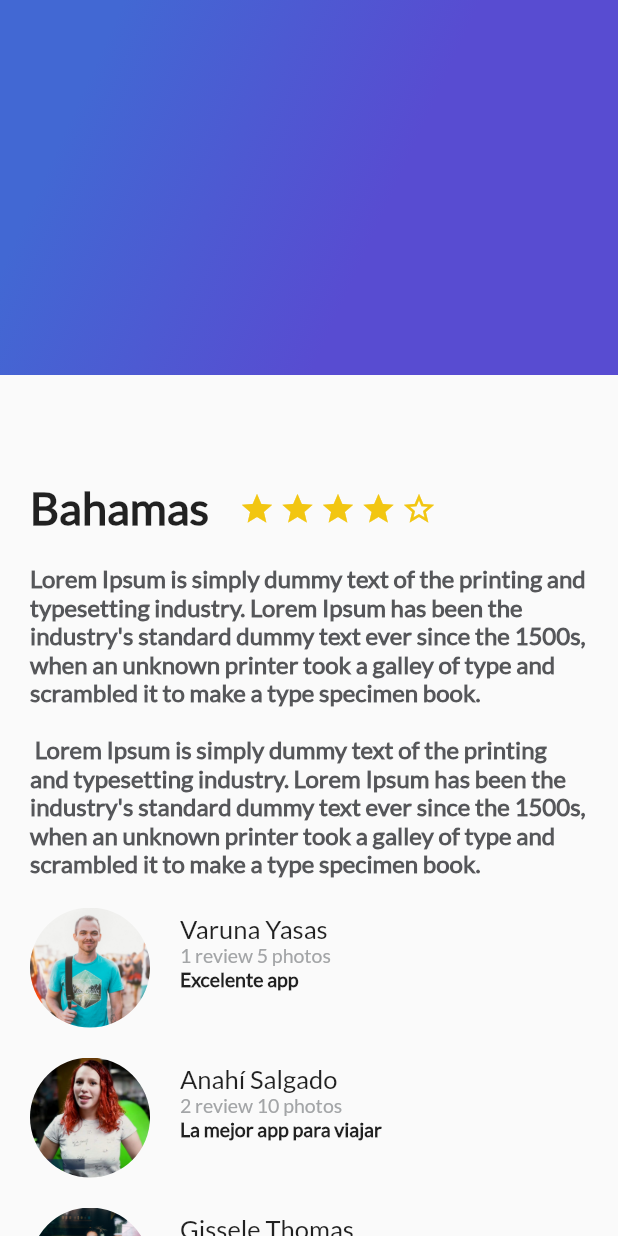
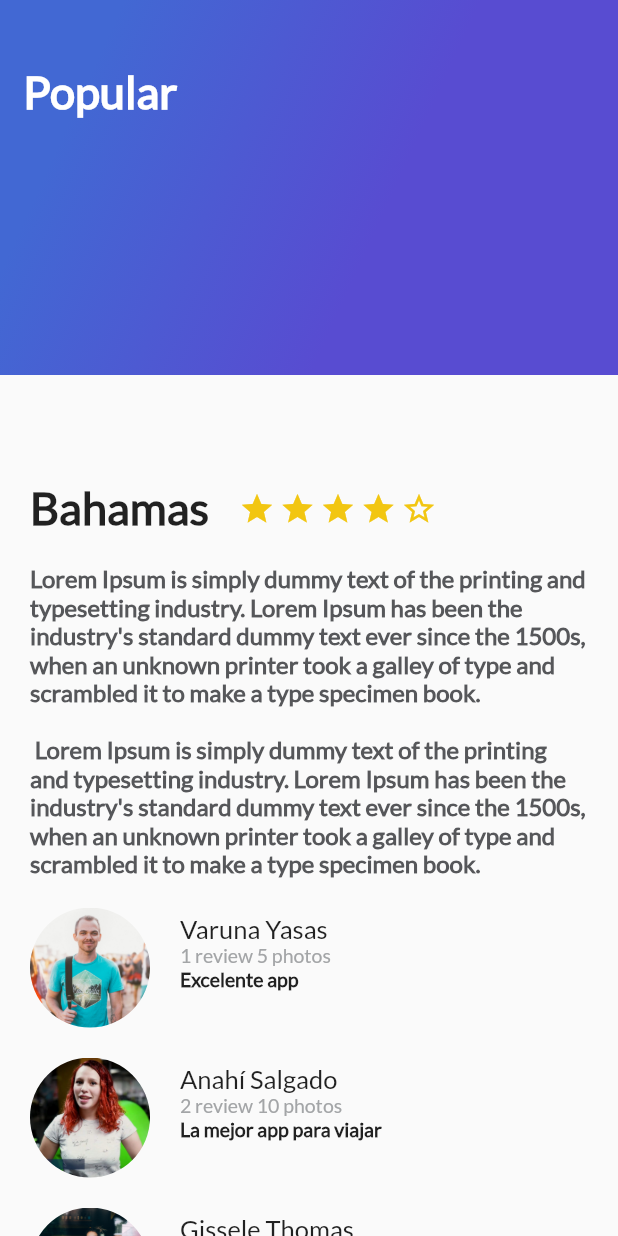
Before and after one commit to AlfredGonz/trips-app, a Flutter app: the screen it shows after launch, on a phone screen of 412 x 824 dp. Run offline on Flutter 3.47's test engine with Material 2 defaults, Android fonts, the phone set to English and light mode, and no system bars.

```diff
--- a/lib/gradient_back.dart
+++ b/lib/gradient_back.dart
@@ -1,6 +1,11 @@
 import 'package:flutter/material.dart';
 
 class GradientBack extends StatelessWidget {
+
+  String title = "Popular";
+
+  GradientBack(this.title);
+
   @override
   Widget build(BuildContext context) {
     return Container(
@@ -17,6 +22,17 @@ class GradientBack extends StatelessWidget {
             tileMode: TileMode.clamp
         )
       ),
+
+      child: Text(
+          title,
+      style: TextStyle(
+        color: Colors.white,
+        fontSize: 30.0,
+        fontFamily: 'Lato',
+        fontWeight: FontWeight.bold
+      ),
+      ),
+      alignment: Alignment(-0.9, -0.6),
     );
   }
 }
--- a/lib/main.dart
+++ b/lib/main.dart
@@ -28,7 +28,7 @@ class App extends StatelessWidget {
                 ReviewList()
               ],
             ),
-            GradientBack(),
+            GradientBack('Popular'),
           ],
         ),
     )
--- a/pubspec.yaml
+++ b/pubspec.yaml
@@ -74,6 +74,12 @@ flutter:
     - assets/img/people.jpg
     - assets/img/ann.jpg
     - assets/img/girl.jpg
+    - assets/img/mountain.jpeg
+    - assets/img/beach.jpeg
+    - assets/img/beach_palm.jpeg
+    - assets/img/mountain_stars.jpeg
+    - assets/img/sunset.jpeg
+    - assets/img/river.jpeg
 
   fonts:
     - family: Lato
```
Also changed, not shown: assets/img/beach.jpeg (added), assets/img/beach_palm.jpeg (added), assets/img/mountain.jpeg (added), assets/img/mountain_stars.jpeg (added), assets/img/river.jpeg (added), assets/img/sunset.jpeg (added).
